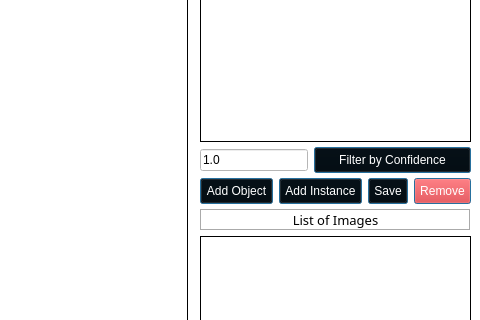
This is main.ui in add1993/image-annotator-qt as Qt 5 draws it before an edit; both pictures show x 320 to 800 and y 141 to 461 of the 800 by 600 pixel window. The edited form follows.
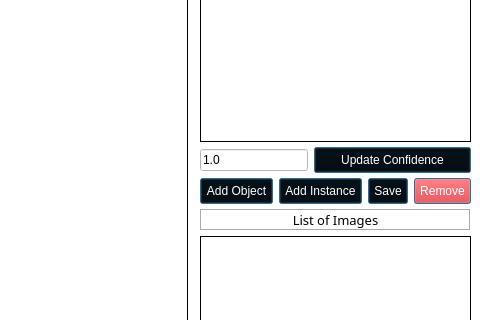
This is the edited form. Icons and pictures are not drawn.

Commit message: added confidence filter

The edit to the form file:
```diff
--- a/main.ui
+++ b/main.ui
@@ -602,7 +602,7 @@
 			color:white;</string>
 					  </property>
 					  <property name="text">
-					   <string>Filter by Confidence</string>
+					   <string>Update Confidence</string>
 					  </property>
 					  <property name="toolTip">
 					   <string></string>
```
The commit also changes 2 other files.
